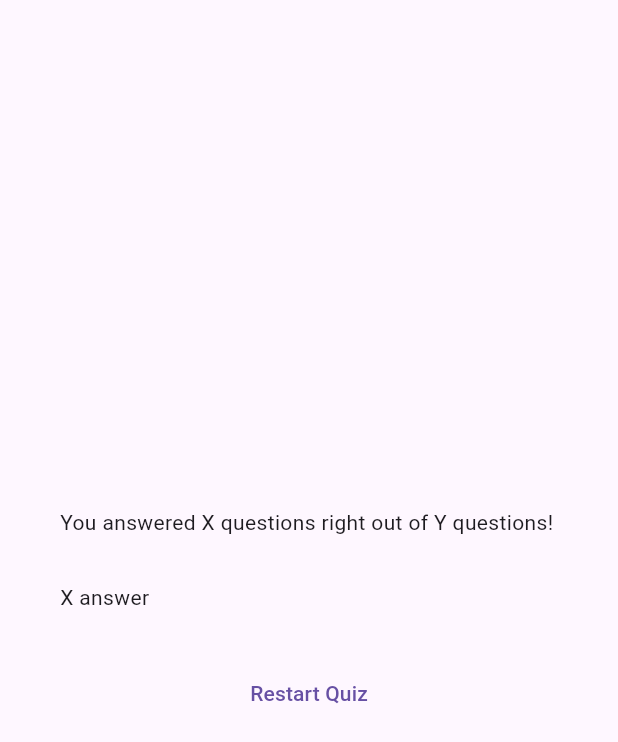
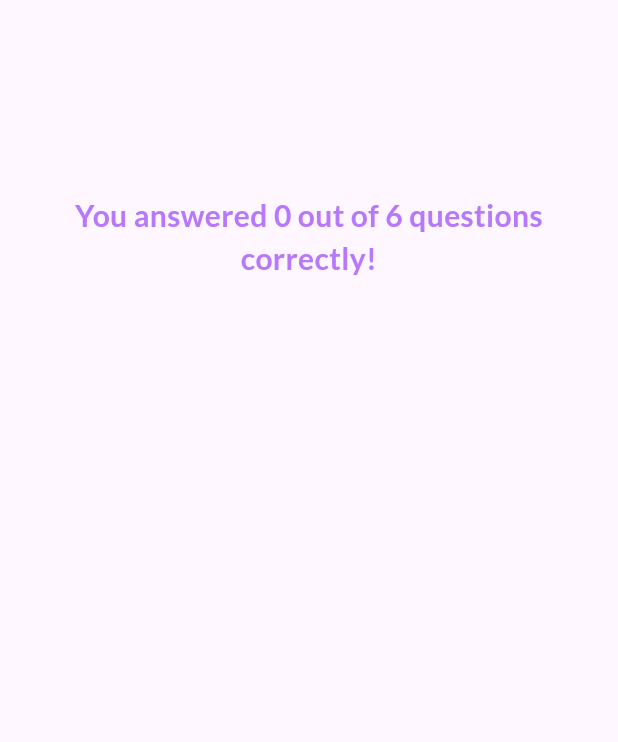
Before and after one commit to suryabanshi-janak/flutter_app, a Flutter app: the ResultsScreen widget shown alone on an empty page, opened directly with empty values, on a phone screen of 412 x 824 dp. Shown: the top 742 px of the screen. Run offline on Flutter 3.47's test engine with Material 3 defaults, Android fonts, the phone set to English and light mode, and no system bars; our stand-ins replace google_fonts.

Commit message:
wrapping up style tweaks on quiz_app

```diff
--- /dev/null
+++ b/quiz_app/lib/questions_summary/question_summary.dart
@@ -0,0 +1,23 @@
+import 'package:flutter/material.dart';
+
+import 'package:quiz_app/questions_summary/summary_item.dart';
+
+class QuestionsSummary extends StatelessWidget {
+  const QuestionsSummary(this.summaryData, {super.key});
+
+  final List<Map<String, Object>> summaryData;
+
+  @override
+  Widget build(BuildContext context) {
+    return SizedBox(
+      height: 400,
+      child: SingleChildScrollView(
+        child: Column(
+          children: summaryData.map((data) {
+            return SummaryItem(data);
+          }).toList(),
+        ),
+      ),
+    );
+  }
+}
--- a/quiz_app/lib/results_screen.dart
+++ b/quiz_app/lib/results_screen.dart
@@ -1,10 +1,18 @@
 import "package:flutter/material.dart";
+import "package:google_fonts/google_fonts.dart";
+
+import "package:quiz_app/questions_summary/question_summary.dart";
 import "package:quiz_app/data/questions.dart";
 
 class ResultsScreen extends StatelessWidget {
-  const ResultsScreen({super.key, required this.chosenAnswers});
+  const ResultsScreen({
+    super.key,
+    required this.chosenAnswers,
+    required this.onRestart,
+  });
 
   final List<String> chosenAnswers;
+  final void Function() onRestart;
 
   List<Map<String, Object>> getSummaryData() {
     List<Map<String, Object>> summary = [];
@@ -23,6 +31,12 @@ class ResultsScreen extends StatelessWidget {
 
   @override
   Widget build(context) {
+    final summaryData = getSummaryData();
+    final numTotalQuestions = questions.length;
+    final numCorrectQuestions = summaryData.where((data) {
+      return data['user_answer'] == data['correct_answer'];
+    }).length;
+
     return SizedBox(
       width: double.infinity,
       child: Container(
@@ -31,13 +45,25 @@ class ResultsScreen extends StatelessWidget {
           mainAxisAlignment: MainAxisAlignment.center,
           crossAxisAlignment: CrossAxisAlignment.stretch,
           children: [
-            const Text('You answered X questions right out of Y questions!'),
+            Text(
+              'You answered $numCorrectQuestions out of $numTotalQuestions questions correctly!',
+              style: GoogleFonts.lato(
+                color: const Color.fromARGB(255, 183, 121, 250),
+                fontSize: 20,
+                fontWeight: FontWeight.bold,
+              ),
+              textAlign: TextAlign.center,
+            ),
             const SizedBox(height: 30),
-            const Text('X answer'),
+            QuestionsSummary(summaryData),
             const SizedBox(height: 30),
-            TextButton(
-              onPressed: () {},
-              child: const Text('Restart Quiz'),
+            TextButton.icon(
+              onPressed: onRestart,
+              style: TextButton.styleFrom(
+                foregroundColor: Colors.white,
+              ),
+              icon: const Icon(Icons.refresh_rounded),
+              label: const Text('Restart Quiz!'),
             ),
           ],
         ),
```
Also changed, not shown: quiz_app/lib/questions_summary/question_identifier.dart (added, +36 -0 lines), quiz_app/lib/questions_summary/summary_item.dart (added, +62 -0 lines), quiz_app/lib/quiz.dart (+8 -1 lines), quiz_app/lib/questions_summary.dart (deleted).
